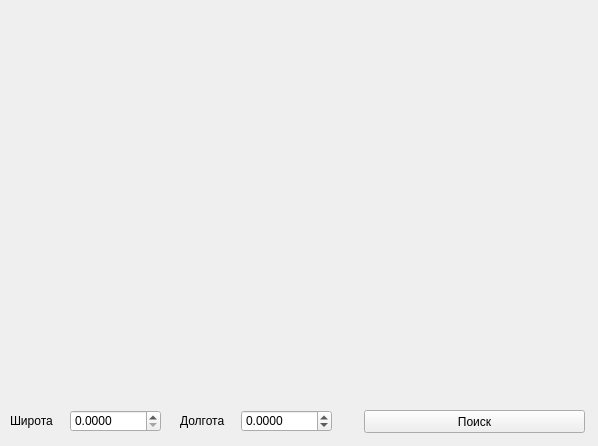
Above: map.ui from pusheen1024/map before the change. Below: the same form after it.
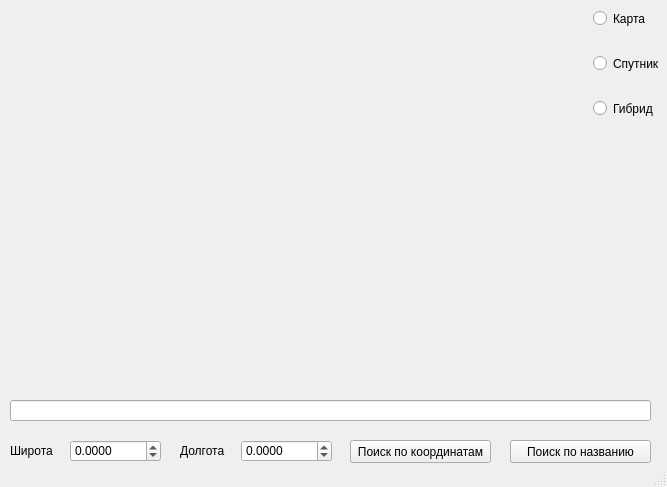
That is the form after the change.

Patch:
```diff
--- a/map.ui
+++ b/map.ui
@@ -6,8 +6,8 @@
    <rect>
     <x>0</x>
     <y>0</y>
-    <width>598</width>
-    <height>446</height>
+    <width>667</width>
+    <height>487</height>
    </rect>
   </property>
   <property name="windowTitle">
@@ -31,7 +31,7 @@
     <property name="geometry">
      <rect>
       <x>70</x>
-      <y>410</y>
+      <y>440</y>
       <width>91</width>
       <height>22</height>
      </rect>
@@ -39,12 +39,18 @@
     <property name="decimals">
      <number>4</number>
     </property>
+    <property name="minimum">
+     <double>-80.000000000000000</double>
+    </property>
+    <property name="maximum">
+     <double>80.000000000000000</double>
+    </property>
    </widget>
    <widget class="QDoubleSpinBox" name="longitude">
     <property name="geometry">
      <rect>
       <x>241</x>
-      <y>410</y>
+      <y>440</y>
       <width>91</width>
       <height>22</height>
      </rect>
@@ -53,17 +59,17 @@
      <number>4</number>
     </property>
     <property name="minimum">
-     <double>-100.000000000000000</double>
+     <double>-90.000000000000000</double>
     </property>
     <property name="maximum">
-     <double>100.000000000000000</double>
+     <double>90.000000000000000</double>
     </property>
    </widget>
    <widget class="QLabel" name="label_1">
     <property name="geometry">
      <rect>
       <x>10</x>
-      <y>410</y>
+      <y>440</y>
       <width>47</width>
       <height>21</height>
      </rect>
@@ -76,7 +82,7 @@
     <property name="geometry">
      <rect>
       <x>180</x>
-      <y>410</y>
+      <y>440</y>
       <width>47</width>
       <height>21</height>
      </rect>
@@ -88,17 +94,89 @@
    <widget class="QPushButton" name="searchButton">
     <property name="geometry">
      <rect>
-      <x>364</x>
-      <y>410</y>
-      <width>221</width>
+      <x>350</x>
+      <y>440</y>
+      <width>141</width>
       <height>23</height>
      </rect>
     </property>
     <property name="text">
-     <string>Поиск</string>
+     <string>Поиск по координатам</string>
+    </property>
+   </widget>
+   <widget class="QRadioButton" name="mapButton">
+    <property name="geometry">
+     <rect>
+      <x>593</x>
+      <y>10</y>
+      <width>82</width>
+      <height>17</height>
+     </rect>
+    </property>
+    <property name="text">
+     <string>Карта</string>
+    </property>
+    <attribute name="buttonGroup">
+     <string notr="true">buttonGroup</string>
+    </attribute>
+   </widget>
+   <widget class="QRadioButton" name="satButton">
+    <property name="geometry">
+     <rect>
+      <x>593</x>
+      <y>55</y>
+      <width>82</width>
+      <height>17</height>
+     </rect>
+    </property>
+    <property name="text">
+     <string>Спутник</string>
+    </property>
+    <attribute name="buttonGroup">
+     <string notr="true">buttonGroup</string>
+    </attribute>
+   </widget>
+   <widget class="QRadioButton" name="hybridButton">
+    <property name="geometry">
+     <rect>
+      <x>593</x>
+      <y>100</y>
+      <width>82</width>
+      <height>17</height>
+     </rect>
+    </property>
+    <property name="text">
+     <string>Гибрид</string>
+    </property>
+    <attribute name="buttonGroup">
+     <string notr="true">buttonGroup</string>
+    </attribute>
+   </widget>
+   <widget class="QLineEdit" name="placeName">
+    <property name="geometry">
+     <rect>
+      <x>10</x>
+      <y>400</y>
+      <width>641</width>
+      <height>21</height>
+     </rect>
+    </property>
+   </widget>
+   <widget class="QPushButton" name="nameSearch">
+    <property name="geometry">
+     <rect>
+      <x>510</x>
+      <y>440</y>
+      <width>141</width>
+      <height>23</height>
+     </rect>
+    </property>
+    <property name="text">
+     <string>Поиск по названию</string>
     </property>
    </widget>
   </widget>
+  <widget class="QStatusBar" name="statusBar"/>
  </widget>
  <resources/>
  <connections/>
```
Left out of the diff: 5 changed lines with no effect on the pictures.
